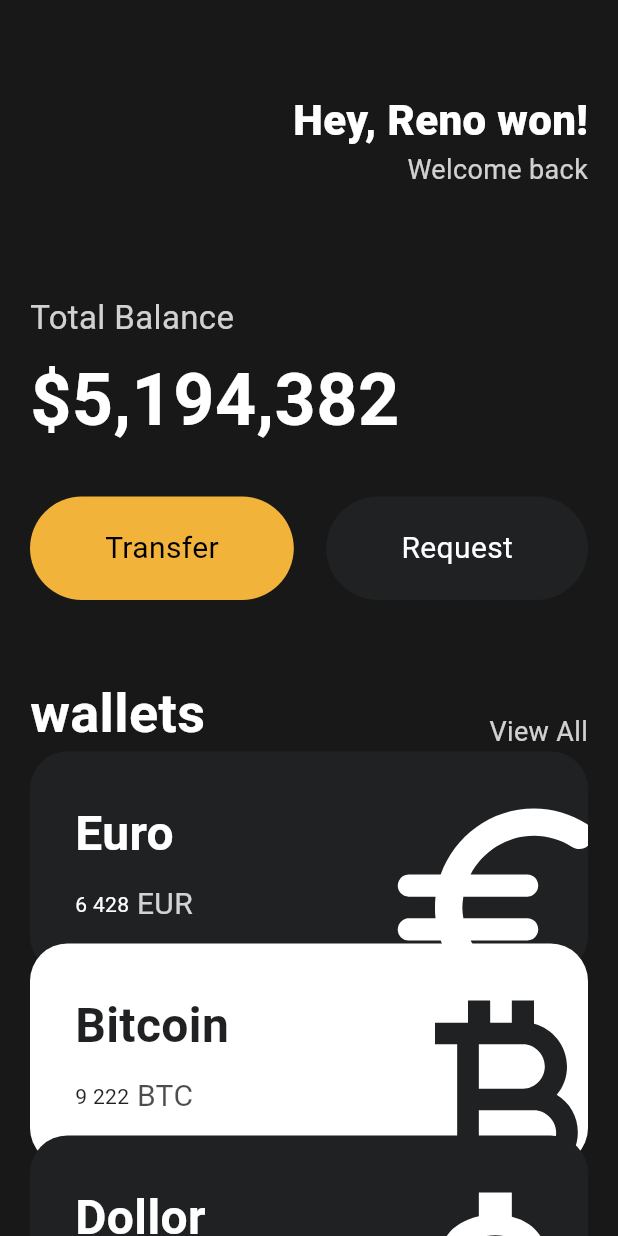
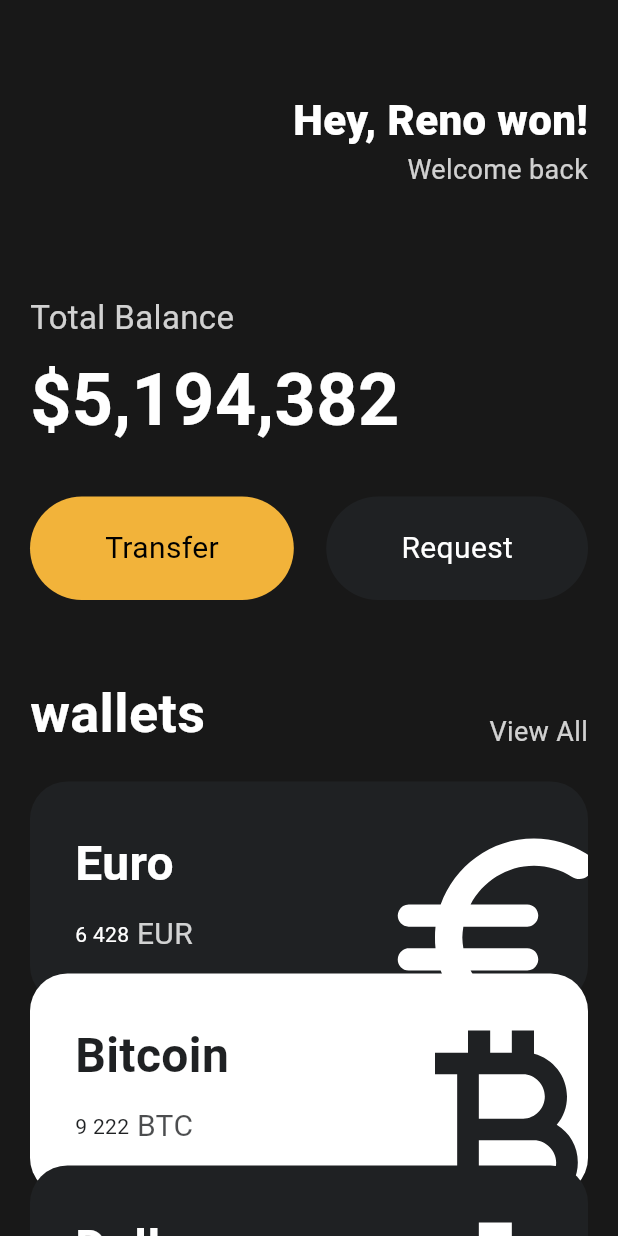
Before and after one commit to Renni9807/accountUI, a Flutter app: the screen it shows after launch, on a phone screen of 412 x 824 dp. Run offline on Flutter 3.47's test engine with Material 3 defaults, Android fonts, the phone set to English and light mode, and no system bars.

Commit message:
Simplify the main code - enable to choose offset in main.dart

```diff
--- a/lib/main.dart
+++ b/lib/main.dart
@@ -128,32 +128,29 @@ class App extends StatelessWidget {
                 const SizedBox(
                   height: 20,
                 ),
-                const CurrencyCard(
+                CurrencyCard(
                   name: 'Euro',
                   code: 'EUR ',
                   amount: '6 428',
                   icon: Icons.euro_rounded,
                   isInverted: false,
+                  order: 1,
                 ),
-                Transform.translate(
-                  offset: const Offset(0, -20),
-                  child: const CurrencyCard(
+                CurrencyCard(
                   name: 'Bitcoin',
                   code: 'BTC',
                   amount: '9 222',
                   icon: Icons.currency_bitcoin,
                   isInverted: true,
+                  order: 2,
                 ),
-                ),
-                Transform.translate(
-                  offset: const Offset(0, -40),
-                  child: const CurrencyCard(
+                CurrencyCard(
                   name: 'Dollor',
                   code: 'USD',
                   amount: '428',
                   icon: Icons.attach_money_outlined,
                   isInverted: false,
-                  ),
+                  order: 3,
                 ),
               ],
             ),
--- a/lib/widget/currency_card.dart
+++ b/lib/widget/currency_card.dart
@@ -2,19 +2,27 @@ import 'package:flutter/material.dart';
 
 class CurrencyCard extends StatelessWidget {
   final String name, code, amount;
-  // Icon type is IconData so
+  // Icon type is IconData
   final IconData icon;
   final bool isInverted;
 
   final _blackColor = const Color(0xFF1F2123);
 
-  const CurrencyCard({
+  final int order;
+  Map<int, Offset> offsetVal = {
+    1: const Offset(0, 0),
+    2: const Offset(0, -20),
+    3: const Offset(0, -40),
+  };
+
+  CurrencyCard({
     super.key,
     required this.name,
     required this.code,
     required this.amount,
     required this.icon,
     required this.isInverted,
+    required this.order,
   });
 
   // CurrencyCard({super.key,
@@ -25,11 +33,13 @@ class CurrencyCard extends StatelessWidget {
   // })
 
 // think what is customizable.
-// we need three different currency card so currency, amount and currency sign should be customizable.
+// need three different currency card so currency, amount and currency sign should be customizable.
   @override
   Widget build(BuildContext context) {
     return Transform.translate(
-      offset: const Offset(0, -20),
+      offset: offsetVal[order] ?? const Offset(0, 0),
+      // Need to deal with null exception as order may not be a key of offsetVal.
+      // So by using ?? operator, I dissolve this issue.
       child: Container(
         clipBehavior: Clip.hardEdge,
         decoration: BoxDecoration(
```
Lines whose indentation alone changed are shown as unchanged.
